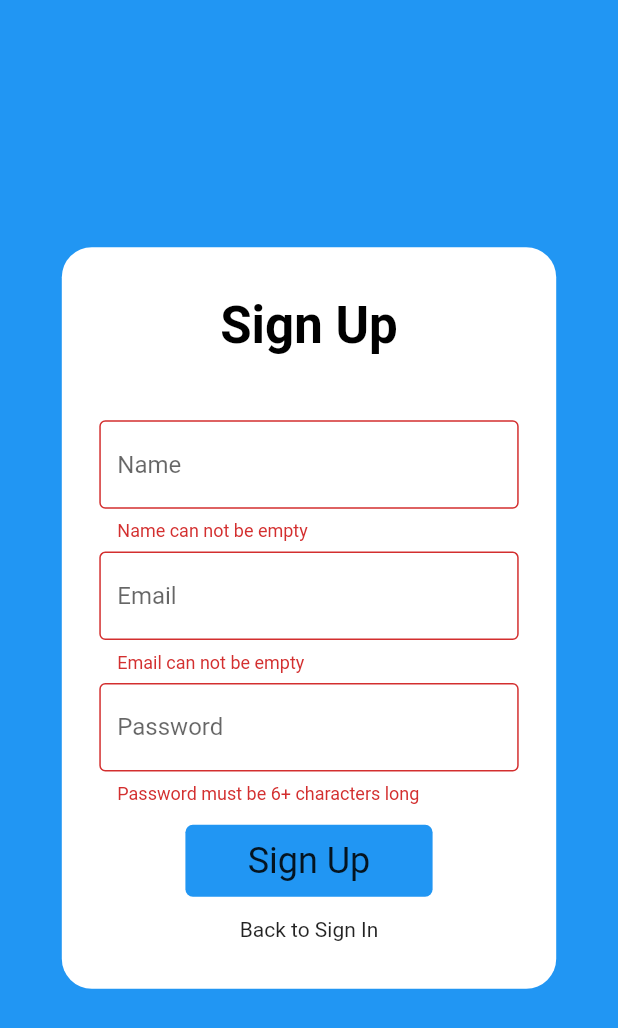
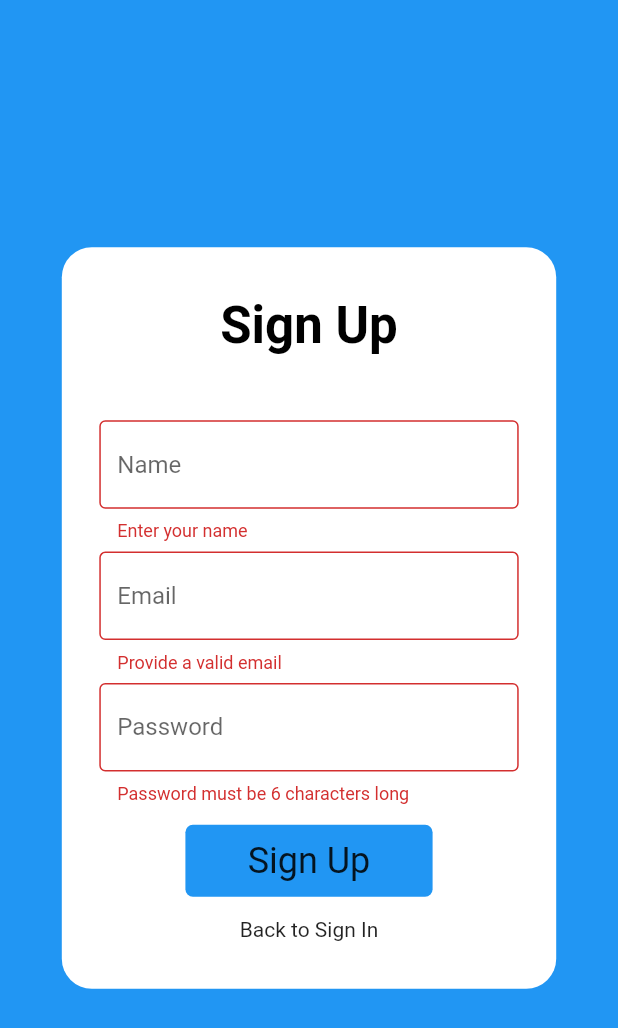
Before and after one commit to KhalidWar/yaanyo, a Flutter app: the SignUpScreen screen opened directly, after a tap on "Sign Up", on a phone screen of 412 x 824 dp. Shown: the top 1028 px of the screen. Run offline on Flutter 3.47's test engine with Material 2 defaults, Android fonts, the phone set to English and light mode, and no system bars; our stand-ins replace cloud_firestore, firebase_auth, firebase_core, flutter_riverpod, flutter_svg, get_it and 1 more; missing offline and left inert: flutter_material_color_picker; accounts and stored records are empty; network calls fail.

Commit message:
Consolidated form validators
Signed-off-by: Khalid War <git@khalidwar.com>

```diff
--- a/lib/screens/authentication/sign_up_screen.dart
+++ b/lib/screens/authentication/sign_up_screen.dart
@@ -1,6 +1,7 @@
 import 'package:flutter/material.dart';
 import 'package:flutter_riverpod/all.dart';
 import 'package:yaanyo/services/auth_service.dart';
+import 'package:yaanyo/utilities/form_validator.dart';
 import 'package:yaanyo/widgets/error_message_alert.dart';
 
 import '../../constants.dart';
@@ -72,8 +73,8 @@ class _SignUpScreenState extends State<SignUpScreen> {
                         children: [
                           TextFormField(
                             textCapitalization: TextCapitalization.words,
-                            validator: (value) =>
-                                value.isEmpty ? 'Name can not be empty' : null,
+                            validator: (input) =>
+                                FormValidator().authNameField(input),
                             textInputAction: TextInputAction.next,
                             decoration: kTextFormInputDecoration.copyWith(
                                 hintText: 'Name'),
@@ -86,8 +87,8 @@ class _SignUpScreenState extends State<SignUpScreen> {
                           SizedBox(height: size.height * 0.008),
                           TextFormField(
                             //todo validate email format using RegExp
-                            validator: (value) =>
-                                value.isEmpty ? 'Email can not be empty' : null,
+                            validator: (input) =>
+                                FormValidator().authEmailField(input),
                             textInputAction: TextInputAction.next,
                             decoration: kTextFormInputDecoration.copyWith(
                                 hintText: 'Email'),
@@ -100,9 +101,8 @@ class _SignUpScreenState extends State<SignUpScreen> {
                           SizedBox(height: size.height * 0.008),
                           TextFormField(
                             obscureText: true,
-                            validator: (value) => value.length < 6
-                                ? 'Password must be 6+ characters long'
-                                : null,
+                            validator: (input) =>
+                                FormValidator().authPasswordField(input),
                             textInputAction: TextInputAction.go,
                             onFieldSubmitted: (value) => _signUp(),
                             decoration: kTextFormInputDecoration.copyWith(
--- a/lib/screens/chat/start_new_chat_screen.dart
+++ b/lib/screens/chat/start_new_chat_screen.dart
@@ -8,6 +8,7 @@ import 'package:yaanyo/models/app_user.dart';
 import 'package:yaanyo/screens/chat/chat_room_screen.dart';
 import 'package:yaanyo/services/database/chat_database_service.dart';
 import 'package:yaanyo/services/database/user_database_service.dart';
+import 'package:yaanyo/utilities/form_validator.dart';
 import 'package:yaanyo/utilities/utilities.dart';
 import 'package:yaanyo/widgets/error_message_alert.dart';
 
@@ -117,8 +118,8 @@ class _StartNewChatScreenState extends State<StartNewChatScreen> {
                       controller: _textEditingController,
                       textInputAction: TextInputAction.search,
                       onFieldSubmitted: (value) => _searchByEmailAddress(),
-                      validator: (value) =>
-                          value.isEmpty ? 'Please provide an email' : null,
+                      validator: (input) =>
+                          FormValidator().searchByEmail(input),
                       decoration: kTextFormInputDecoration.copyWith(
                         hintText: 'Search by Email Address...',
                       ),
--- a/lib/screens/profile/profile_tab.dart
+++ b/lib/screens/profile/profile_tab.dart
@@ -3,6 +3,7 @@ import 'package:cloud_firestore/cloud_firestore.dart';
 import 'package:flutter/cupertino.dart';
 import 'package:flutter/material.dart';
 import 'package:yaanyo/services/database/user_database_service.dart';
+import 'package:yaanyo/utilities/form_validator.dart';
 import 'package:yaanyo/widgets/warning_widget.dart';
 
 import '../../constants.dart';
@@ -157,8 +158,7 @@ class _ProfileTabState extends State<ProfileTab> {
             key: _formKey,
             child: TextFormField(
               controller: _textEditingController,
-              validator: (value) =>
-                  value.isEmpty ? 'Name can not be empty' : null,
+              validator: (input) => FormValidator().updateNameField(input),
               autofocus: true,
               textCapitalization: TextCapitalization.words,
               decoration: kTextFormInputDecoration.copyWith(
--- a/lib/screens/shopping/create_new_grid_box.dart
+++ b/lib/screens/shopping/create_new_grid_box.dart
@@ -6,6 +6,7 @@ import 'package:flutter_material_color_picker/flutter_material_color_picker.dart
 import 'package:flutter_svg/flutter_svg.dart';
 import 'package:yaanyo/models/shopping_grid.dart';
 import 'package:yaanyo/services/database/shopping_database_service.dart';
+import 'package:yaanyo/utilities/form_validator.dart';
 import 'package:yaanyo/widgets/grid_box.dart';
 
 import '../../constants.dart';
@@ -121,8 +122,8 @@ class _CreateNewGridBoxState extends State<CreateNewGridBox> {
                   key: _formKey,
                   child: TextFormField(
                     controller: _textInputController,
-                    validator: (value) =>
-                        value.isEmpty ? 'Field can not be empty' : null,
+                    validator: (input) =>
+                        FormValidator().createNewGridBox(input),
                     textInputAction: TextInputAction.next,
                     textCapitalization: TextCapitalization.words,
                     decoration: kTextFormInputDecoration.copyWith(
--- /dev/null
+++ b/lib/utilities/form_validator.dart
@@ -0,0 +1,50 @@
+class FormValidator {
+  String searchByEmail(String input) {
+    if (input.isEmpty) {
+      return 'Please provide a valid email';
+    }
+    return null;
+  }
+
+  String createNewGridBox(String input) {
+    if (input.isEmpty) {
+      return 'Name can not be empty';
+    }
+    return null;
+  }
+
+  String updateNameField(String input) {
+    if (input.isEmpty) {
+      return 'Please provide a valid name';
+    }
+    return null;
+  }
+
+  String authNameField(String input) {
+    if (input.isEmpty) {
+      return 'Enter your name';
+    }
+    return null;
+  }
+
+  String authEmailField(String input) {
+    if (input.isEmpty) {
+      return 'Provide a valid email';
+    }
+    return null;
+  }
+
+  String authPasswordField(String input) {
+    if (input.isEmpty) {
+      return 'Password must be 6 characters long';
+    }
+    return null;
+  }
+
+  String authPassword2Field(String input) {
+    if (input.isEmpty) {
+      return 'Password fields must match';
+    }
+    return null;
+  }
+}
```
Also changed, not shown: lib/screens/authentication/sign_in_screen.dart (+5 -5 lines).
